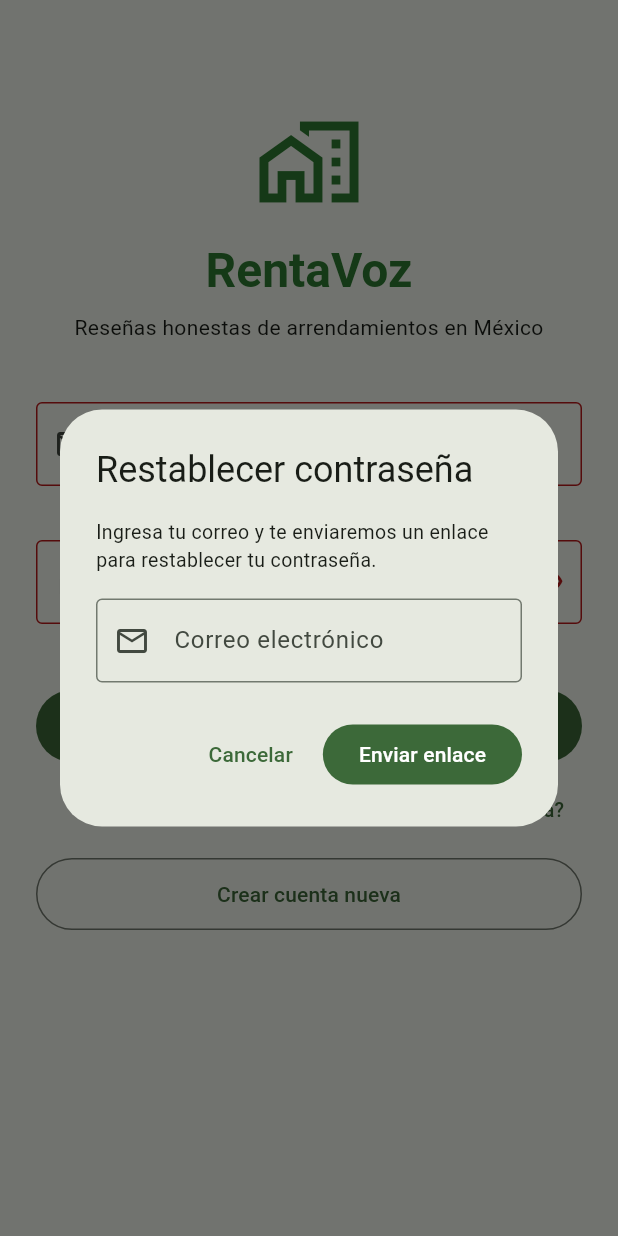
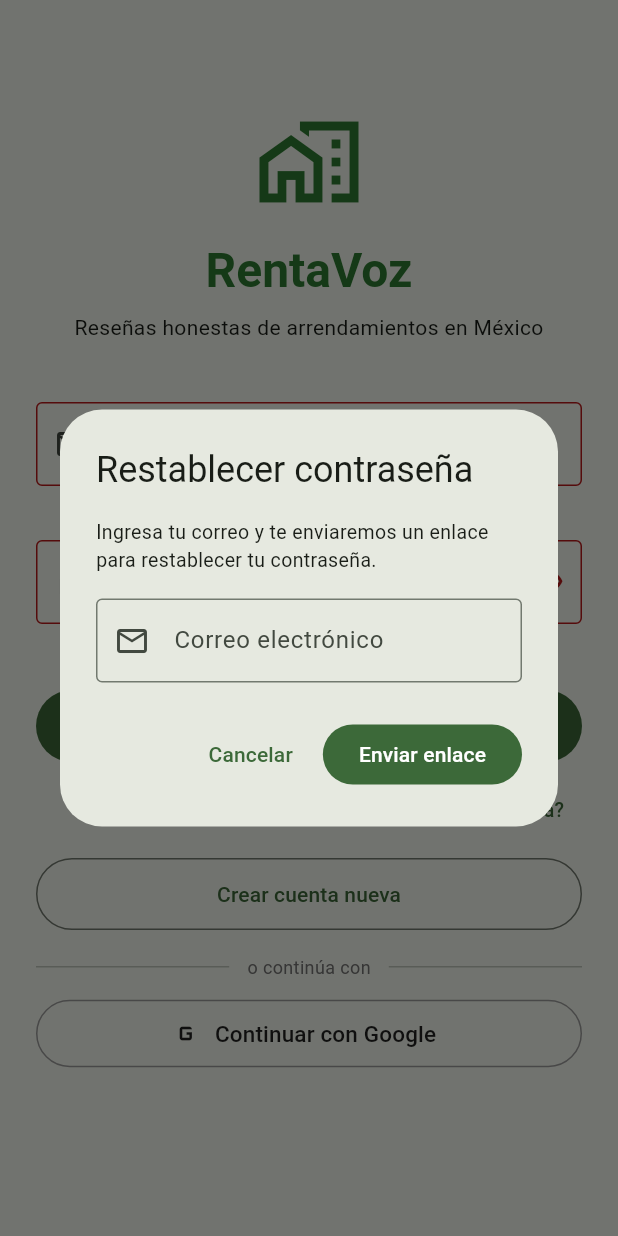
Before and after one commit to ffwyhsfz64-maker/RentaVoz, a Flutter app: the screen it shows after launch, after a tap on "Iniciar sesión", after a tap on "¿Olvidaste tu contraseña?", on a phone screen of 412 x 824 dp. Run offline on Flutter 3.47's test engine with Material 3 defaults, Android fonts, the phone set to English and light mode, and no system bars; our stand-ins replace cached_network_image, cloud_firestore, file_picker, firebase_auth, firebase_core, firebase_storage and 6 more; accounts and stored records are empty.

Commit message:
feat: Google 로그인 추가
- google_sign_in 패키지 추가
- AuthService.signInWithGoogle() 구현
- signOut() 시 Google 세션도 함께 종료
- 로그인 화면에 'Continuar con Google' 버튼 추가
- Info.plist에 REVERSED_CLIENT_ID URL 스킴 등록
- GoogleService-Info.plist 업데이트 후 즉시 동작

Co-Authored-By: Claude Sonnet 4.6 <noreply@anthropic.com>

```diff
--- a/lib/screens/auth/login_screen.dart
+++ b/lib/screens/auth/login_screen.dart
@@ -57,6 +57,26 @@ class _LoginScreenState extends State<LoginScreen> {
       if (mounted) {
         ScaffoldMessenger.of(context).showSnackBar(
           SnackBar(content: Text('오류: $e'), duration: const Duration(seconds: 6)),
+        );
+      }
+    } finally {
+      if (mounted) setState(() => _loading = false);
+    }
+  }
+
+  Future<void> _loginWithGoogle() async {
+    setState(() => _loading = true);
+    try {
+      await AuthService.signInWithGoogle();
+      if (mounted) {
+        Navigator.of(context).pushReplacement(
+          MaterialPageRoute(builder: (_) => const HomeScreen()),
+        );
+      }
+    } catch (e) {
+      if (mounted && e.toString() != 'Exception: cancelled') {
+        ScaffoldMessenger.of(context).showSnackBar(
+          SnackBar(content: Text('Google 로그인 실패: $e'), duration: const Duration(seconds: 4)),
         );
       }
     } finally {
@@ -254,6 +274,34 @@ class _LoginScreenState extends State<LoginScreen> {
                     child: Text(s.createAccount),
                   ),
                 ),
+
+                const SizedBox(height: 16),
+                Row(
+                  children: [
+                    const Expanded(child: Divider()),
+                    Padding(
+                      padding: const EdgeInsets.symmetric(horizontal: 12),
+                      child: Text('o continúa con', style: TextStyle(color: Colors.grey[600], fontSize: 12)),
+                    ),
+                    const Expanded(child: Divider()),
+                  ],
+                ),
+                const SizedBox(height: 12),
+
+                OutlinedButton.icon(
+                  onPressed: _loading ? null : _loginWithGoogle,
+                  icon: Image.asset('assets/google_logo.png', width: 20, height: 20,
+                    errorBuilder: (_, __, ___) => const Icon(Icons.g_mobiledata, size: 22),
+                  ),
+                  label: const Padding(
+                    padding: EdgeInsets.symmetric(vertical: 12),
+                    child: Text('Continuar con Google', style: TextStyle(fontSize: 15)),
+                  ),
+                  style: OutlinedButton.styleFrom(
+                    side: const BorderSide(color: Colors.grey),
+                    foregroundColor: Colors.black87,
+                  ),
+                ),
               ],
             ),
           ),
--- a/pubspec.yaml
+++ b/pubspec.yaml
@@ -40,6 +40,7 @@ dependencies:
   firebase_auth: ^5.6.0
   cloud_firestore: ^5.6.9
   firebase_storage: ^12.4.6
+  google_sign_in: ^6.2.2
 
   # Maps & Location
   google_maps_flutter: ^2.10.0
```
Also changed, not shown: lib/services/auth_service.dart (+17 -1 lines), pubspec.lock, 1 other file.
